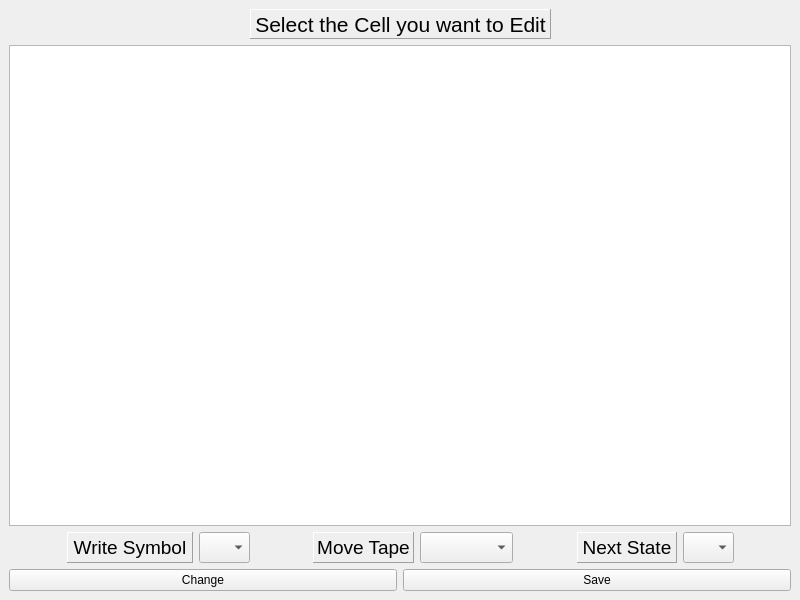
Qt form Qt/TuringsMachineSimulator/editmachines.ui (fabioalves98/TuringsMachineGenerator) before a commit.
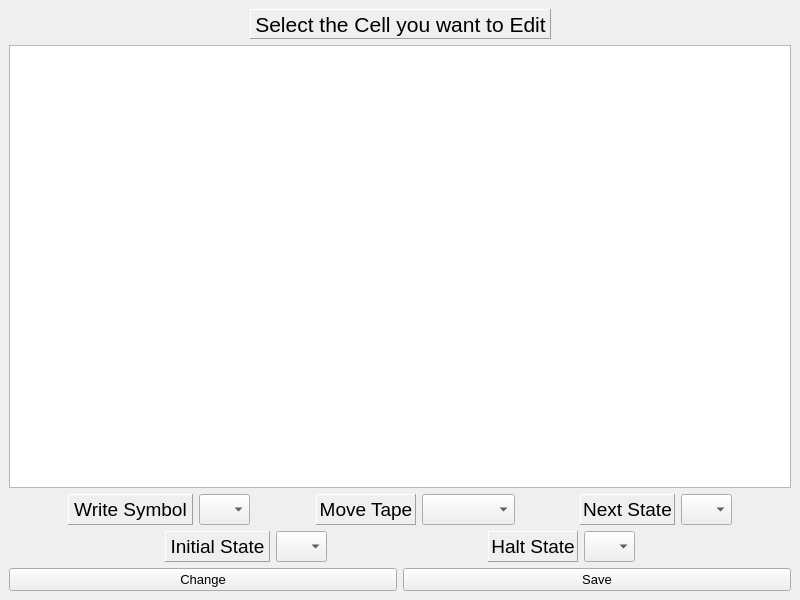
The same form after that commit.

Diff of the .ui file:
```diff
--- a/Qt/TuringsMachineSimulator/editmachines.ui
+++ b/Qt/TuringsMachineSimulator/editmachines.ui
@@ -94,7 +94,7 @@
        <widget class="QLabel" name="writeLabel">
         <property name="minimumSize">
          <size>
-          <width>126</width>
+          <width>125</width>
           <height>31</height>
          </size>
         </property>
@@ -149,7 +149,7 @@
        <widget class="QLabel" name="moveLabel">
         <property name="minimumSize">
          <size>
-          <width>101</width>
+          <width>100</width>
           <height>31</height>
          </size>
         </property>
@@ -204,7 +204,7 @@
        <widget class="QLabel" name="nextLabel">
         <property name="minimumSize">
          <size>
-          <width>100</width>
+          <width>95</width>
           <height>31</height>
          </size>
         </property>
@@ -257,10 +257,148 @@
       </item>
      </layout>
     </item>
+    <item>
+     <layout class="QHBoxLayout" name="horizontalLayout_3">
+      <item>
+       <spacer name="horizontalSpacer_6">
+        <property name="orientation">
+         <enum>Qt::Horizontal</enum>
+        </property>
+        <property name="sizeHint" stdset="0">
+         <size>
+          <width>40</width>
+          <height>20</height>
+         </size>
+        </property>
+       </spacer>
+      </item>
+      <item>
+       <widget class="QLabel" name="inStateLabel">
+        <property name="minimumSize">
+         <size>
+          <width>105</width>
+          <height>31</height>
+         </size>
+        </property>
+        <property name="maximumSize">
+         <size>
+          <width>16777215</width>
+          <height>16777215</height>
+         </size>
+        </property>
+        <property name="font">
+         <font>
+          <pointsize>14</pointsize>
+         </font>
+        </property>
+        <property name="frameShape">
+         <enum>QFrame::Panel</enum>
+        </property>
+        <property name="frameShadow">
+         <enum>QFrame::Raised</enum>
+        </property>
+        <property name="text">
+         <string>Initial State</string>
+        </property>
+        <property name="alignment">
+         <set>Qt::AlignCenter</set>
+        </property>
+       </widget>
+      </item>
+      <item>
+       <widget class="QComboBox" name="inStateCBox">
+        <property name="maximumSize">
+         <size>
+          <width>51</width>
+          <height>31</height>
+         </size>
+        </property>
+        <property name="font">
+         <font>
+          <pointsize>14</pointsize>
+         </font>
+        </property>
+       </widget>
+      </item>
+      <item>
+       <spacer name="horizontalSpacer_5">
+        <property name="orientation">
+         <enum>Qt::Horizontal</enum>
+        </property>
+        <property name="sizeHint" stdset="0">
+         <size>
+          <width>40</width>
+          <height>20</height>
+         </size>
+        </property>
+       </spacer>
+      </item>
+      <item>
+       <widget class="QLabel" name="hltStateLabel">
+        <property name="minimumSize">
+         <size>
+          <width>90</width>
+          <height>31</height>
+         </size>
+        </property>
+        <property name="font">
+         <font>
+          <pointsize>14</pointsize>
+         </font>
+        </property>
+        <property name="frameShape">
+         <enum>QFrame::Panel</enum>
+        </property>
+        <property name="frameShadow">
+         <enum>QFrame::Raised</enum>
+        </property>
+        <property name="text">
+         <string>Halt State</string>
+        </property>
+        <property name="alignment">
+         <set>Qt::AlignCenter</set>
+        </property>
+       </widget>
+      </item>
+      <item>
+       <widget class="QComboBox" name="hltStateCBox">
+        <property name="maximumSize">
+         <size>
+          <width>51</width>
+          <height>31</height>
+         </size>
+        </property>
+        <property name="font">
+         <font>
+          <pointsize>14</pointsize>
+         </font>
+        </property>
+       </widget>
+      </item>
+      <item>
+       <spacer name="horizontalSpacer_7">
+        <property name="orientation">
+         <enum>Qt::Horizontal</enum>
+        </property>
+        <property name="sizeHint" stdset="0">
+         <size>
+          <width>40</width>
+          <height>20</height>
+         </size>
+        </property>
+       </spacer>
+      </item>
+     </layout>
+    </item>
     <item>
      <layout class="QHBoxLayout" name="horizontalLayout_5">
       <item>
        <widget class="QPushButton" name="changeBut">
+        <property name="font">
+         <font>
+          <pointsize>10</pointsize>
+         </font>
+        </property>
         <property name="text">
          <string>Change</string>
         </property>
@@ -268,6 +406,11 @@
       </item>
       <item>
        <widget class="QPushButton" name="saveBut">
+        <property name="font">
+         <font>
+          <pointsize>10</pointsize>
+         </font>
+        </property>
         <property name="text">
          <string>Save</string>
         </property>
```
